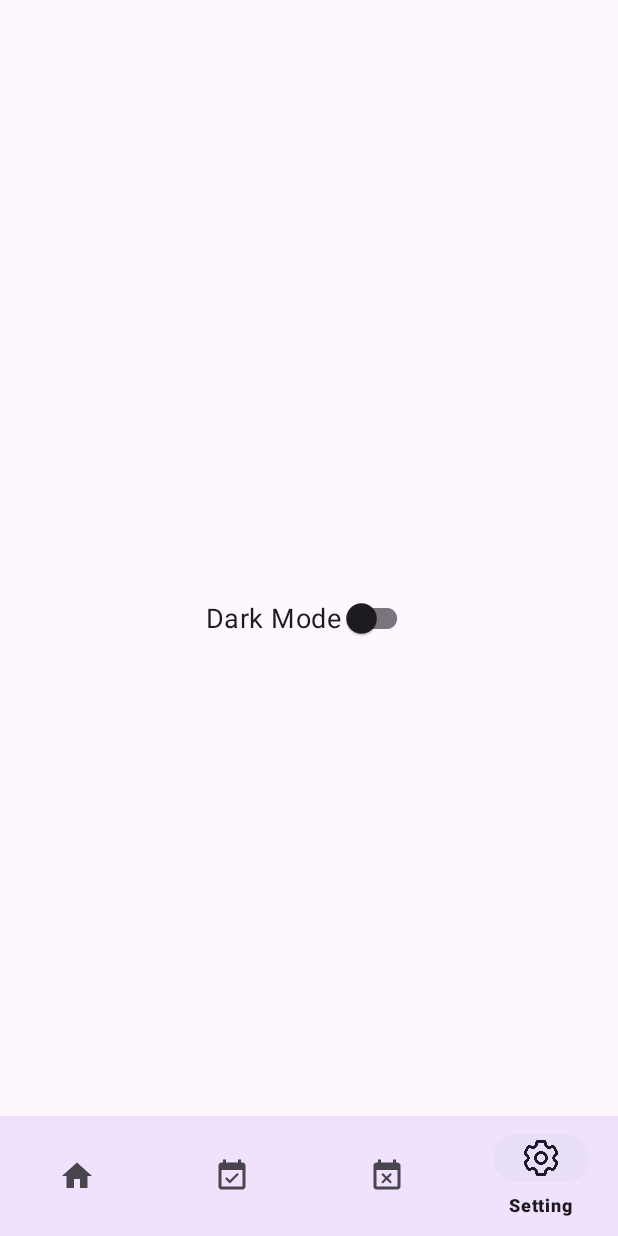
After one commit to LazuardiMahendra/myEventApplication, an Android app: the SettingFragment screen opened through its navigation route, on a phone screen of 412 x 824 dp. The commit adds this screen. Run offline under Robolectric (Android 15) with nearby library versions, the phone set to English and light mode, and no system bars; our stand-ins replace navigation-ui; pictures from the network do not load.

Commit message:
add setting ui

```diff
--- a/app/src/main/java/com/example/myeventapplication/ui/activity/MainActivity.kt
+++ b/app/src/main/java/com/example/myeventapplication/ui/activity/MainActivity.kt
@@ -31,7 +31,7 @@ class MainActivity : AppCompatActivity() {
 
         val appBarConfiguration = AppBarConfiguration(
             setOf(
-                R.id.nav_home, R.id.nav_upcoming, R.id.nav_ended
+                R.id.nav_home, R.id.nav_upcoming, R.id.nav_ended, R.id.nav_setting
             )
         )
 
--- /dev/null
+++ b/app/src/main/java/com/example/myeventapplication/ui/fragment/setting/SettingFragment.kt
@@ -0,0 +1,24 @@
+package com.example.myeventapplication.ui.fragment.setting
+
+import android.os.Bundle
+import androidx.fragment.app.Fragment
+import android.view.LayoutInflater
+import android.view.View
+import android.view.ViewGroup
+import com.example.myeventapplication.R
+import com.example.myeventapplication.databinding.FragmentHomeBinding
+import com.example.myeventapplication.databinding.FragmentSettingBinding
+
+class SettingFragment : Fragment() {
+    private var _binding: FragmentSettingBinding? = null
+    private val binding get() = _binding!!
+    override fun onCreateView(
+        inflater: LayoutInflater, container: ViewGroup?,
+        savedInstanceState: Bundle?,
+    ): View? {
+        _binding = FragmentSettingBinding.inflate(inflater, container, false)
+        val root: View = binding.root
+        return root
+
+    }
+}
--- /dev/null
+++ b/app/src/main/res/layout/fragment_setting.xml
@@ -0,0 +1,20 @@
+<?xml version="1.0" encoding="utf-8"?>
+<androidx.constraintlayout.widget.ConstraintLayout xmlns:android="http://schemas.android.com/apk/res/android"
+    xmlns:app="http://schemas.android.com/apk/res-auto"
+    xmlns:tools="http://schemas.android.com/tools"
+    android:layout_width="match_parent"
+    android:layout_height="match_parent"
+    tools:context=".ui.fragment.setting.SettingFragment">
+
+    <com.google.android.material.switchmaterial.SwitchMaterial
+        android:id="@+id/switch_theme"
+        android:layout_width="wrap_content"
+        android:layout_height="wrap_content"
+        android:text="@string/dark_mode"
+        android:textSize="18sp"
+        app:layout_constraintBottom_toBottomOf="parent"
+        app:layout_constraintEnd_toEndOf="parent"
+        app:layout_constraintStart_toStartOf="parent"
+        app:layout_constraintTop_toTopOf="parent" />
+
+</androidx.constraintlayout.widget.ConstraintLayout>
--- a/app/src/main/res/menu/bottom_nav_menu.xml
+++ b/app/src/main/res/menu/bottom_nav_menu.xml
@@ -16,4 +16,9 @@
         android:icon="@drawable/ic_event_done"
         android:title="@string/title_ended" />
 
+    <item
+        android:id="@+id/nav_setting"
+        android:icon="@drawable/ic_setting"
+        android:title="@string/title_setting" />
+
 </menu>
--- a/app/src/main/res/navigation/mobile_navigation.xml
+++ b/app/src/main/res/navigation/mobile_navigation.xml
@@ -9,7 +9,7 @@
         android:id="@+id/nav_home"
         android:name="com.example.myeventapplication.ui.fragment.home.HomeFragment"
         android:label="@string/title_home"
-        tools:layout="@layout/fragment_home" >
+        tools:layout="@layout/fragment_home">
         <action
             android:id="@+id/action_nav_home_to_detailEventActivity"
             app:destination="@id/detailEventActivity" />
@@ -19,7 +19,7 @@
         android:id="@+id/nav_upcoming"
         android:name="com.example.myeventapplication.ui.fragment.upcoming.UpcomingFragment"
         android:label="@string/title_upcoming"
-        tools:layout="@layout/fragment_upcoming" >
+        tools:layout="@layout/fragment_upcoming">
         <action
             android:id="@+id/action_nav_upcoming_to_detailEventActivity"
             app:destination="@id/detailEventActivity" />
@@ -29,18 +29,24 @@
         android:id="@+id/nav_ended"
         android:name="com.example.myeventapplication.ui.fragment.ended.DoneFragment"
         android:label="@string/title_ended"
-        tools:layout="@layout/fragment_ended" >
+        tools:layout="@layout/fragment_ended">
         <action
             android:id="@+id/action_nav_ended_to_detailEventActivity"
             app:destination="@id/detailEventActivity" />
     </fragment>
+    <fragment
+        android:id="@+id/nav_setting"
+        android:name="com.example.myeventapplication.ui.fragment.setting.SettingFragment"
+        android:label="@string/title_setting"
+        tools:layout="@layout/fragment_setting" />
     <activity
         android:id="@+id/detailEventActivity"
         android:name="com.example.myeventapplication.ui.fragment.detail.DetailEventActivity"
         android:label="activity_detail_event"
-        tools:layout="@layout/activity_detail_event" >
+        tools:layout="@layout/activity_detail_event">
         <argument
             android:name="event_id"
             app:argType="string" />
     </activity>
+
 </navigation>
--- a/app/src/main/res/values/strings.xml
+++ b/app/src/main/res/values/strings.xml
@@ -5,6 +5,11 @@
     <string name="title_home">Home</string>
     <string name="title_upcoming">Upcoming</string>
     <string name="title_ended">Ended</string>
+    <string name="title_setting">Setting</string>
+
+    <string name="dark_mode">Dark Mode</string>
+
+
     <string name="txt_dicoding_event">Dicoding Event</string>
     <string name="txtt_upcoming_event">Upcoming Event</string>
     <string name="txt_finished_event">Finished Event</string>
@@ -18,4 +23,6 @@
     <string name="coba_periksa_koneksi">Coba periksa koneksi</string>
     <string name="txt_item_banner">Item Banner</string>
     <string name="daftar_gratis">Daftar Gratis</string>
+    <!-- TODO: Remove or change this placeholder text -->
+    <string name="hello_blank_fragment">Hello blank fragment</string>
 </resources>
```
Also changed, not shown: app/src/main/res/drawable/ic_setting.png (added).
